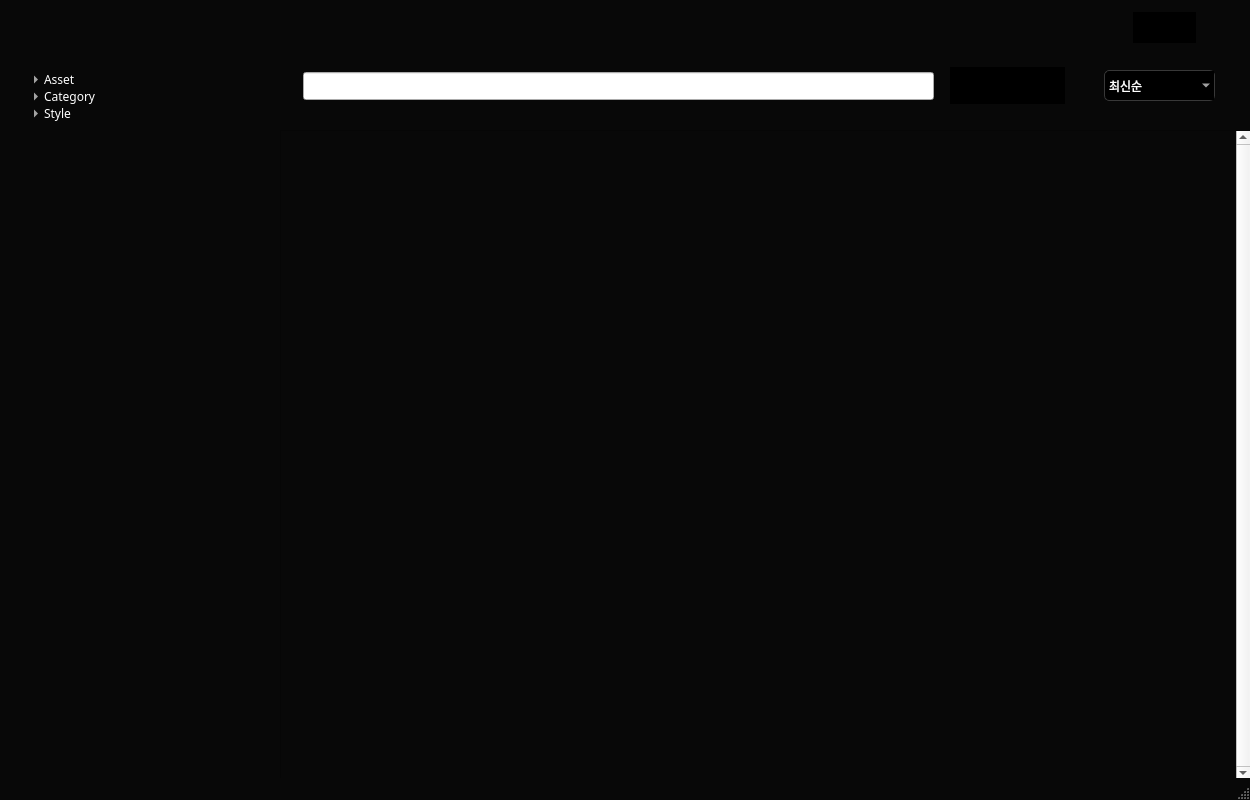
This is DB/asset_main2.ui in oventd/NA_Spirit as Qt 5 draws it before an edit. The edited form follows.
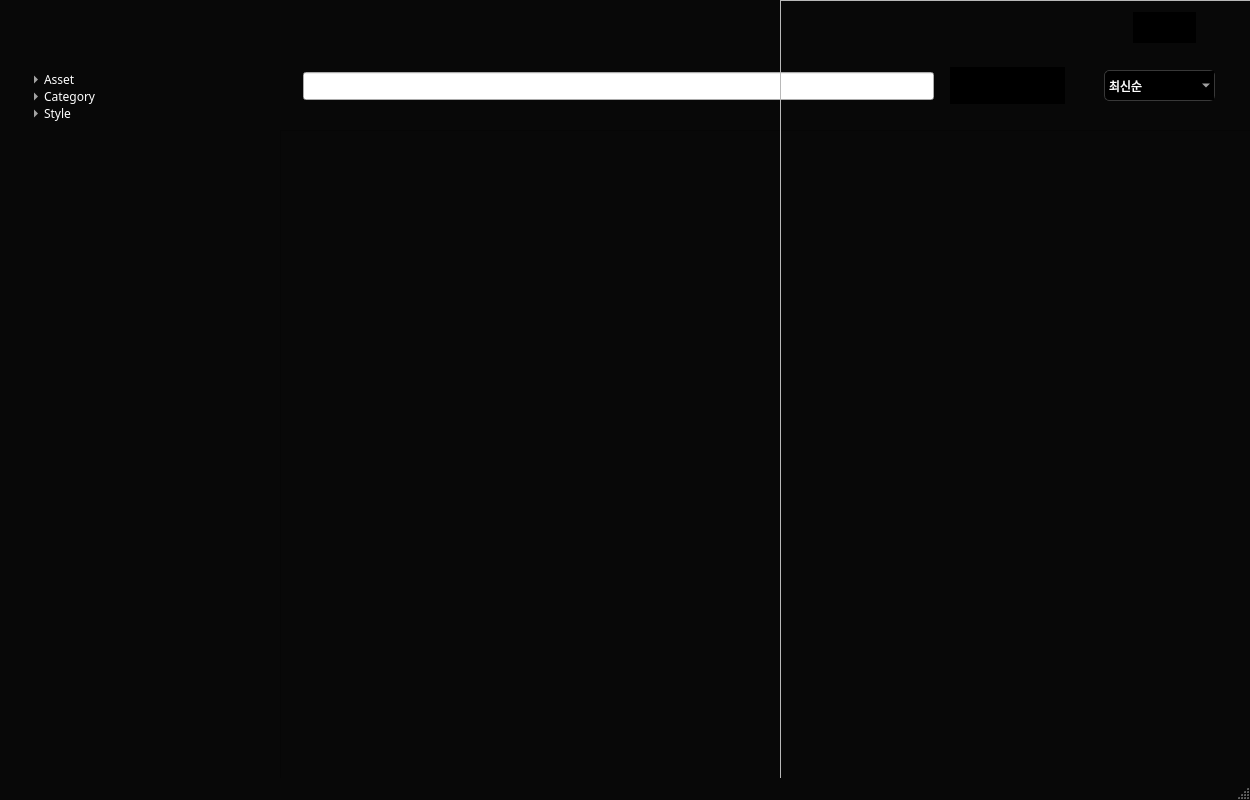
This is the edited form. Icons and pictures are not drawn.

Patch:
```diff
--- a/DB/asset_main2.ui
+++ b/DB/asset_main2.ui
@@ -486,7 +486,7 @@
      </font>
     </property>
     <property name="focusPolicy">
-     <enum>Qt::NoFocus</enum>
+     <enum>Qt::FocusPolicy::NoFocus</enum>
     </property>
     <property name="styleSheet">
      <string notr="true">background: #080808;
@@ -494,22 +494,22 @@
 </string>
     </property>
     <property name="verticalScrollBarPolicy">
-     <enum>Qt::ScrollBarAlwaysOn</enum>
+     <enum>Qt::ScrollBarPolicy::ScrollBarAlwaysOff</enum>
     </property>
     <property name="horizontalScrollBarPolicy">
-     <enum>Qt::ScrollBarAlwaysOff</enum>
+     <enum>Qt::ScrollBarPolicy::ScrollBarAlwaysOff</enum>
     </property>
     <property name="sizeAdjustPolicy">
-     <enum>QAbstractScrollArea::AdjustToContentsOnFirstShow</enum>
+     <enum>QAbstractScrollArea::SizeAdjustPolicy::AdjustToContentsOnFirstShow</enum>
     </property>
     <property name="autoScroll">
-     <bool>true</bool>
+     <bool>false</bool>
     </property>
     <property name="autoScrollMargin">
      <number>0</number>
     </property>
     <property name="textElideMode">
-     <enum>Qt::ElideRight</enum>
+     <enum>Qt::TextElideMode::ElideRight</enum>
     </property>
     <property name="showGrid">
      <bool>true</bool>
@@ -547,9 +547,6 @@
        <family>Pretendard</family>
       </font>
      </property>
-     <property name="textAlignment">
-      <set>AlignCenter</set>
-     </property>
     </column>
     <column>
      <property name="text">
@@ -560,9 +557,6 @@
        <family>Pretendard</family>
       </font>
      </property>
-     <property name="textAlignment">
-      <set>AlignCenter</set>
-     </property>
     </column>
     <column>
      <property name="text">
@@ -573,9 +567,6 @@
        <family>Pretendard</family>
       </font>
      </property>
-     <property name="textAlignment">
-      <set>AlignCenter</set>
-     </property>
     </column>
     <column/>
     <column/>
@@ -704,10 +695,10 @@
 </string>
     </property>
     <property name="editTriggers">
-     <set>QAbstractItemView::NoEditTriggers</set>
+     <set>QAbstractItemView::EditTrigger::NoEditTriggers</set>
     </property>
     <property name="selectionMode">
-     <enum>QAbstractItemView::NoSelection</enum>
+     <enum>QAbstractItemView::SelectionMode::NoSelection</enum>
     </property>
     <property name="indentation">
      <number>10</number>
@@ -973,12 +964,27 @@
      </font>
     </property>
     <property name="layoutDirection">
-     <enum>Qt::LeftToRight</enum>
+     <enum>Qt::LayoutDirection::LeftToRight</enum>
     </property>
     <property name="styleSheet">
      <string notr="true"/>
     </property>
    </widget>
+   <widget class="QStackedWidget" name="stackedWidget">
+    <property name="geometry">
+     <rect>
+      <x>780</x>
+      <y>0</y>
+      <width>471</width>
+      <height>851</height>
+     </rect>
+    </property>
+    <property name="frameShape">
+     <enum>QFrame::Shape::StyledPanel</enum>
+    </property>
+    <widget class="QWidget" name="page_3"/>
+    <widget class="QWidget" name="page_4"/>
+   </widget>
    <zorder>label</zorder>
    <zorder>user_num</zorder>
    <zorder>tableWidget</zorder>
@@ -987,6 +993,7 @@
    <zorder>toggle_btn</zorder>
    <zorder>toggle_btn_touch_area</zorder>
    <zorder>search</zorder>
+   <zorder>stackedWidget</zorder>
   </widget>
   <widget class="QMenuBar" name="menubar">
    <property name="geometry">
@@ -994,7 +1001,7 @@
      <x>0</x>
      <y>0</y>
      <width>1250</width>
-     <height>25</height>
+     <height>24</height>
     </rect>
    </property>
   </widget>
```
